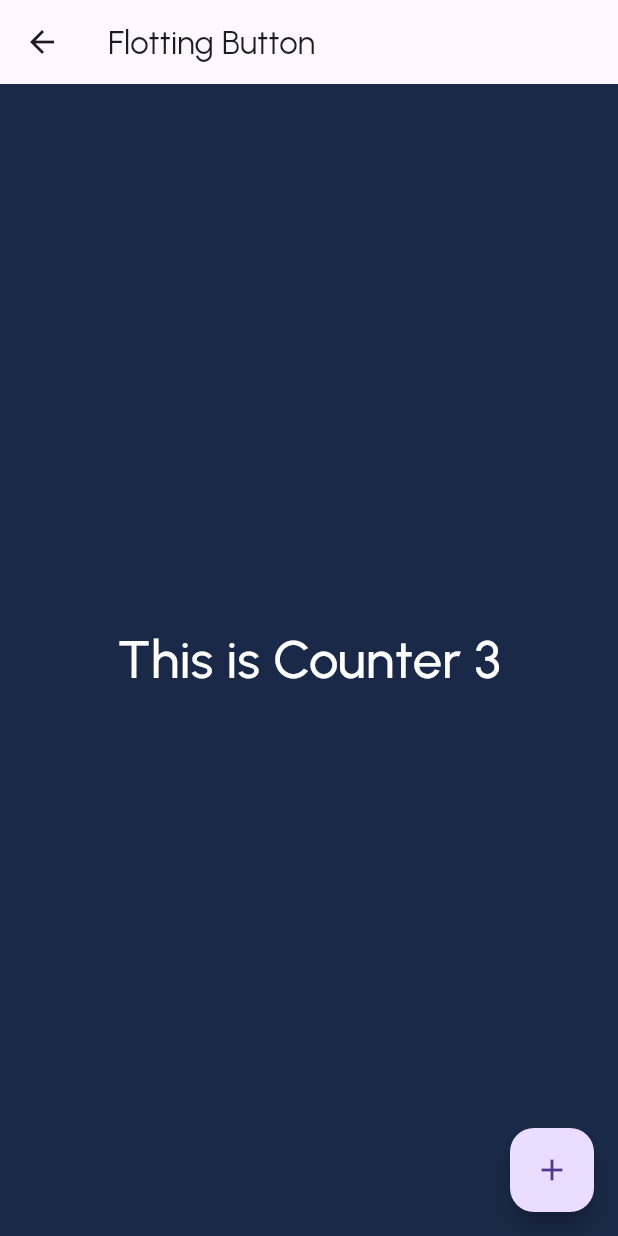
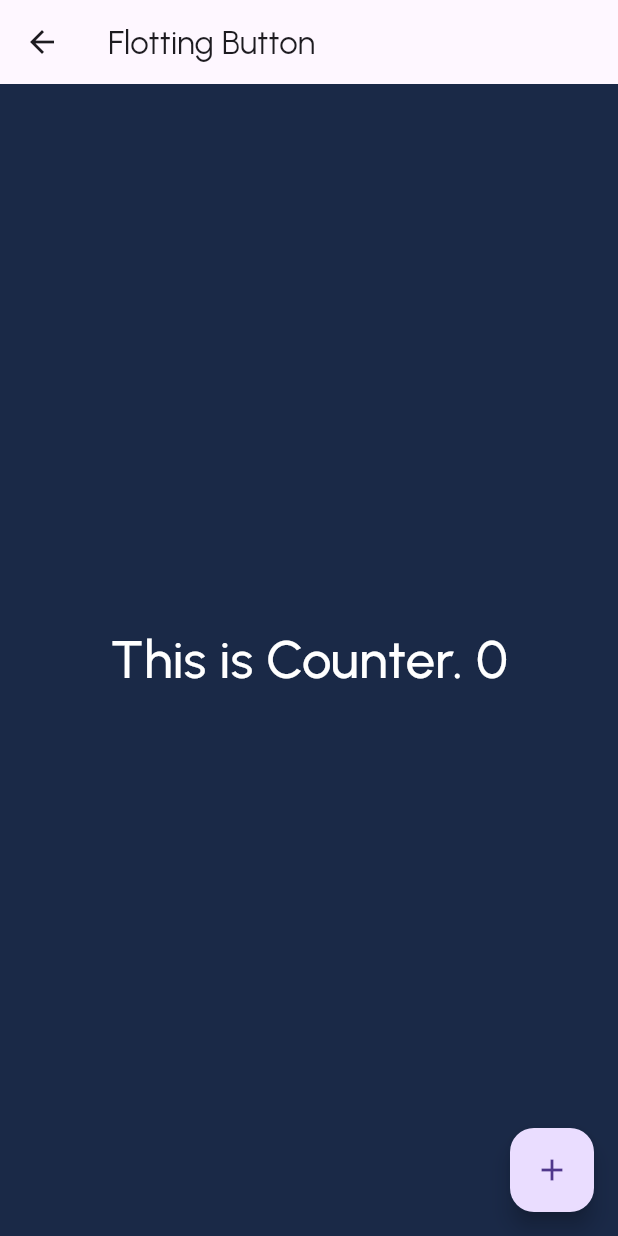
Before and after one commit to KHALEDKHLYAN/Flutter_Messaging-App, a Flutter app: the TestPage screen opened by its route, on a phone screen of 412 x 824 dp. Run offline on Flutter 3.47's test engine with Material 3 defaults, Android fonts, the phone set to English and light mode, and no system bars.

Commit message:
Floating Button

```diff
--- a/lib/pages/login_reg.dart
+++ b/lib/pages/login_reg.dart
@@ -90,7 +90,7 @@ class _LoginRegisterPageState extends State<LoginRegisterPage> {
                   width: double.infinity,
                   child: ElevatedButton(
                     onPressed: () {
-                      Navigator.of(context).pushReplacementNamed('/testpage');
+                      Navigator.of(context).pushReplacementNamed('/main');
                     },
                     style: ElevatedButton.styleFrom(
                       backgroundColor: Colors.amber,
--- a/lib/pages/test_page.dart
+++ b/lib/pages/test_page.dart
@@ -2,9 +2,15 @@
 
 import 'package:flutter/material.dart';
 
-class TestPage extends StatelessWidget {
-  final int count = 3;
+class TestPage extends StatefulWidget {
   const TestPage({super.key});
+
+  @override
+  State<TestPage> createState() => _TestPageState();
+}
+
+class _TestPageState extends State<TestPage> {
+   int count = 0;
 
   @override
   Widget build(BuildContext context) {
@@ -13,10 +19,20 @@ class TestPage extends StatelessWidget {
         title: Text("Flotting Button"),
       ),
       body: Center(
-        child: Text('This is Counter $count', style: TextStyle(color: Colors.white, fontWeight: FontWeight.w500, fontSize: 35),),
+        child: Text(
+          'This is Counter. $count',
+          style: TextStyle(
+              color: Colors.white, fontWeight: FontWeight.w500, fontSize: 35),
+        ),
       ),
-      floatingActionButton: FloatingActionButton(onPressed: (){},
-      child: Icon(Icons.add),),
+      floatingActionButton: FloatingActionButton(
+        onPressed: () {
+          setState(() {
+            count++;
+          });
+        },
+        child: Icon(Icons.add),
+      ),
     );
   }
 }
--- a/pubspec.yaml
+++ b/pubspec.yaml
@@ -35,6 +35,7 @@ dependencies:
   # The following adds the Cupertino Icons font to your application.
   # Use with the CupertinoIcons class for iOS style icons.
   cupertino_icons: ^1.0.2
+  flutter_svg: ^2.0.9
 
 dev_dependencies:
   flutter_test:
```
Also changed, not shown: lib/pages/main_page.dart (+21 -3 lines), assets/svg/ic_add.svg (added), assets/svg/ic_favorite.svg (added), assets/svg/ic_home.svg (added), assets/svg/ic_location.svg (added), assets/svg/ic_messages.svg (added), assets/svg/ic_user.svg (added), pubspec.lock.
